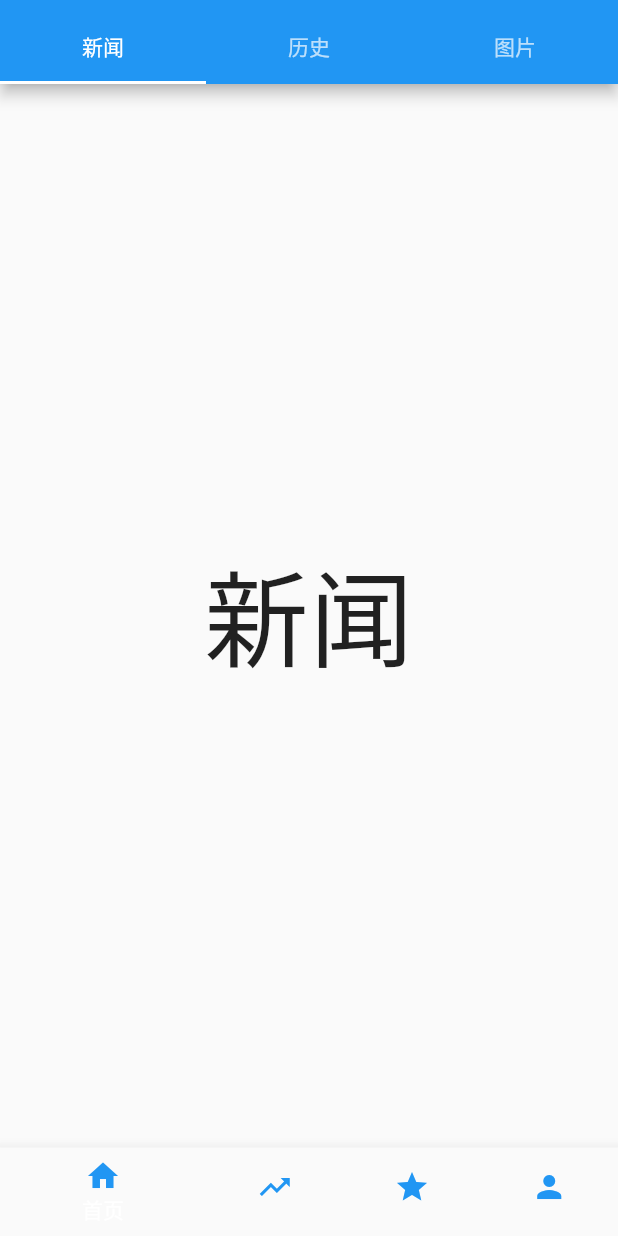
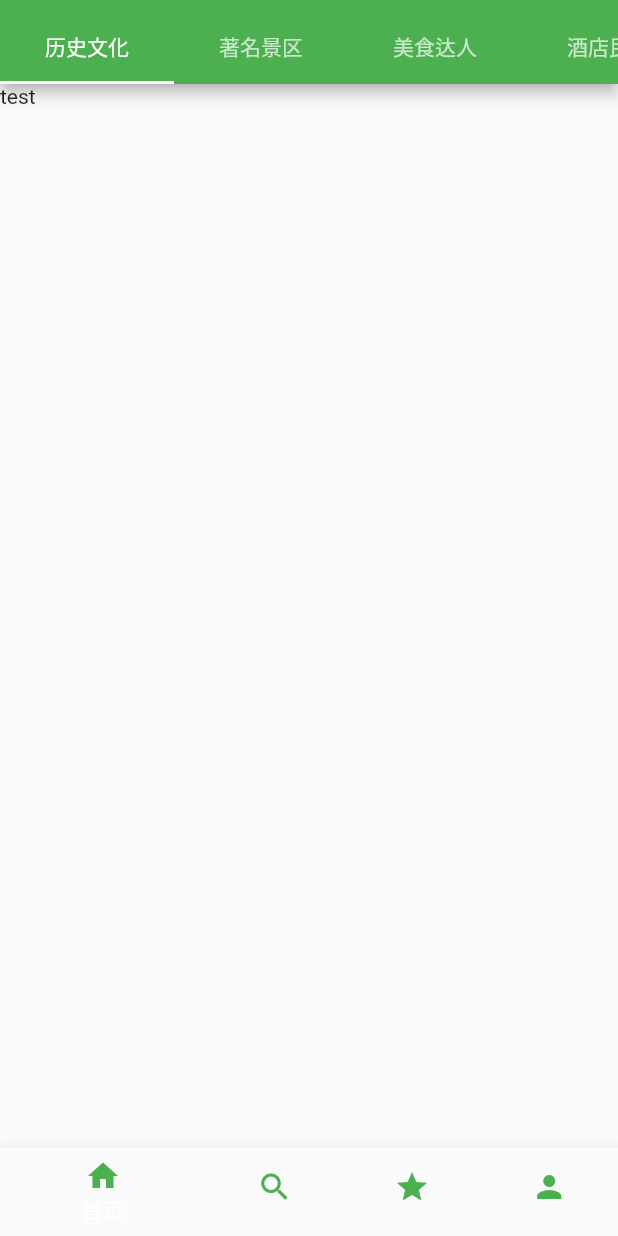
Before and after one commit to cyerogy/githubflutter, a Flutter app: the screen it shows after launch, on a phone screen of 412 x 824 dp. Run offline on Flutter 3.47's test engine with Material 2 defaults, Android fonts, the phone set to English and light mode, and no system bars.

Commit message:
添加页面

```diff
--- a/lib/main.dart
+++ b/lib/main.dart
@@ -21,7 +21,7 @@ class MyApp extends StatelessWidget {
         // or simply save your changes to "hot reload" in a Flutter IDE).
         // Notice that the counter didn't reset back to zero; the application
         // is not restarted.
-        primarySwatch: Colors.blue,
+        primarySwatch: Colors.green,
         // This makes the visual density adapt to the platform that you run
         // the app on. For desktop platforms, the controls will be smaller and
         // closer together (more dense) than on mobile platforms.
--- a/lib/navigator/indexbottom.dart
+++ b/lib/navigator/indexbottom.dart
@@ -1,6 +1,6 @@
 import 'package:flutter/material.dart';
 import '../page/home.dart';
-import '../page/trend.dart';
+import '../page/search.dart';
 import '../page/collect.dart';
 import '../page/my.dart';
 
@@ -10,7 +10,7 @@ class IndexBottomNavigator extends StatefulWidget {
 }
 
 class IndexBottomNavigatorState extends State<IndexBottomNavigator> {
-  final _bottomNavigationColor = Colors.blue;
+  final _bottomNavigationColor = Colors.green;
   int _currentIndex = 0;
   List<Widget> pages = List<Widget>();
 
@@ -18,7 +18,7 @@ class IndexBottomNavigatorState extends State<IndexBottomNavigator> {
   void initState() {
     super.initState();
     pages.add(HomeWidget());
-    pages.add(TrendWidget());
+    pages.add(SearchWidget());
     pages.add(CollectWidget());
     pages.add(MyWidget());
   }
@@ -40,11 +40,11 @@ class IndexBottomNavigatorState extends State<IndexBottomNavigator> {
               )),
           BottomNavigationBarItem(
               icon: Icon(
-                Icons.trending_up,
+                Icons.search,
                 color: _bottomNavigationColor,
               ),
               title: Text(
-                '趋势',
+                '搜索',
                 style: TextStyle(color: _bottomNavigationColor),
               )),
           BottomNavigationBarItem(
--- a/lib/page/home.dart
+++ b/lib/page/home.dart
@@ -1,4 +1,9 @@
 import 'package:flutter/material.dart';
+import './home/attractions.dart';
+import './home/food.dart';
+import './home/history.dart';
+import './home/hotel.dart';
+import './home/shopping.dart';
 
 class HomeWidget extends StatelessWidget {
   @override
@@ -17,7 +22,13 @@ class HomeStateWidget extends StatefulWidget {
 class HomeState extends State<HomeStateWidget>
     with SingleTickerProviderStateMixin {
   TabController _tabController; //需要定义一个Controller
-  List tabs = ["新闻", "历史", "图片"];
+  List tabs = [
+    {"value": "history", "label": "历史文化", "widget": HistoryWidget()},
+    {"value": "attractions", "label": "著名景区", "widget": AttractionsWidget()},
+    {"value": "food", "label": "美食达人", "widget": FoodWidget()},
+    {"value": "hotel", "label": "酒店民宿", "widget": HotelWidget()},
+    {"value": "shopping", "label": "购物中心", "widget": ShoppingWidget()}
+  ];
 
   @override
   void initState() {
@@ -36,7 +47,9 @@ class HomeState extends State<HomeStateWidget>
               TabBar(
                   //生成Tab菜单
                   controller: _tabController,
-                  tabs: tabs.map((e) => Tab(text: e)).toList())
+                  labelPadding: EdgeInsets.only(left: 30, right: 30),
+                  isScrollable: true,
+                  tabs: tabs.map((e) => Tab(text: e['label'])).toList())
             ])),
       ),
       body: TabBarView(
@@ -45,7 +58,7 @@ class HomeState extends State<HomeStateWidget>
           //创建3个Tab页
           return Container(
             alignment: Alignment.center,
-            child: Text(e, textScaleFactor: 5),
+            child: e["widget"],
           );
         }).toList(),
       ),
--- /dev/null
+++ b/lib/page/home/history.dart
@@ -0,0 +1,24 @@
+import 'package:flutter/material.dart';
+
+class HistoryWidget extends StatelessWidget {
+  @override
+  HistoryStateWidget build(BuildContext context) {
+    return new HistoryStateWidget();
+  }
+}
+
+class HistoryStateWidget extends StatefulWidget {
+  @override
+  State<StatefulWidget> createState() {
+    return new HistoryState();
+  }
+}
+
+class HistoryState extends State<HistoryStateWidget> {
+  @override
+  Widget build(BuildContext context) {
+    return Scaffold(
+      body: Text("test"),
+    );
+  }
+}
```
Also changed, not shown: lib/page/home/attractions.dart (added, +22 -0 lines), lib/page/home/food.dart (added, +22 -0 lines), lib/page/home/hotel.dart (added, +22 -0 lines), lib/page/home/shopping.dart (added, +22 -0 lines), lib/page/search.dart (added, +22 -0 lines), lib/page/trend.dart (deleted, +0 -22 lines), 1 other file.
